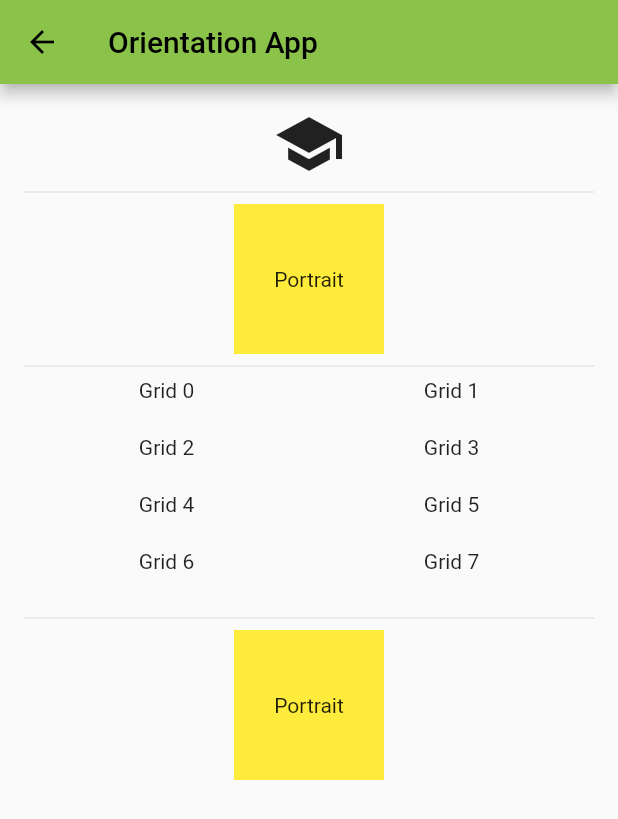
After one commit to aftabahmad197/Mobile-Application-Development, a Flutter app: the OrientationApp screen opened directly, on a phone screen of 412 x 824 dp. The commit adds this screen. Shown: the top 819 px of the screen. Run offline on Flutter 3.47's test engine with Material 2 defaults, Android fonts, the phone set to English and light mode, and no system bars.

Commit message:
adding images_icon.dart, orientation.dart

```diff
--- /dev/null
+++ b/lib/orientation.dart
@@ -0,0 +1,145 @@
+import 'package:flutter/material.dart';
+
+class OrientationApp extends StatefulWidget {
+  const OrientationApp({super.key});
+
+  @override
+  // ignore: library_private_types_in_public_api
+  _HomeState createState() => _HomeState();
+}
+
+class _HomeState extends State<OrientationApp> {
+  @override
+  Widget build(BuildContext context) {
+    return Scaffold(
+      appBar: AppBar(
+        title: const Text('Orientation App'),
+      ),
+      body: const SafeArea(
+          child: SingleChildScrollView(
+            child: Padding(
+              padding: EdgeInsets.all(16.0),
+              child: Column(
+                children: [
+                  OrientationLayoutIconsWidget(),
+                  Divider(),
+                  OrientationLayoutWidget(),
+                  Divider(),
+                  GridViewWidget(),
+                  Divider(),
+                  OrientationBuilderWidget(),
+                ],
+              ),
+            ),
+          )),
+    );
+  }
+}
+
+//Class #1
+class OrientationLayoutIconsWidget extends StatelessWidget {
+  const OrientationLayoutIconsWidget({super.key});
+
+  @override
+  Widget build(BuildContext context) {
+    Orientation orientation = MediaQuery.of(context).orientation;
+    return orientation == Orientation.portrait
+        ? const Row(
+      mainAxisAlignment: MainAxisAlignment.center,
+      children: <Widget>[
+        Icon(
+          Icons.school,
+          size: 48.0,
+        ),
+      ],
+    )
+        : const Row(
+      mainAxisAlignment: MainAxisAlignment.center,
+      children: <Widget>[
+        Icon(
+          Icons.school,
+          size: 48.0,
+        ),
+        Icon(
+          Icons.brush,
+          size: 48.0,
+        ),
+      ],
+    );
+  }
+}
+
+//Class # 2
+class OrientationLayoutWidget extends StatelessWidget {
+  const OrientationLayoutWidget({super.key});
+
+  @override
+  Widget build(BuildContext context) {
+    Orientation orientation = MediaQuery.of(context).orientation;
+    return orientation == Orientation.portrait
+        ? Container(
+      alignment: Alignment.center,
+      color: Colors.yellow,
+      height: 100.0,
+      width: 100.0,
+      child: const Text('Portrait'),
+    )
+        : Container(
+      alignment: Alignment.center,
+      color: Colors.lightGreen,
+      height: 100.0,
+      width: 200.0,
+      child: const Text('Landscape'),
+    );
+  }
+}
+
+//Class # 3
+class GridViewWidget extends StatelessWidget {
+  const GridViewWidget({super.key});
+
+  @override
+  Widget build(BuildContext context) {
+    Orientation orientation = MediaQuery.of(context).orientation;
+    return GridView.count(
+      shrinkWrap: true,
+      physics: const NeverScrollableScrollPhysics(),
+      crossAxisCount: orientation == Orientation.portrait ? 2 : 4,
+      childAspectRatio: 5.0,
+      children: List.generate(8, (int index) {
+        return Text(
+          "Grid $index",
+          textAlign: TextAlign.center,
+        );
+      }),
+    );
+  }
+}
+
+// Class # 4
+class OrientationBuilderWidget extends StatelessWidget {
+  const OrientationBuilderWidget({super.key});
+
+  @override
+  Widget build(BuildContext context) {
+    return OrientationBuilder(
+      builder: (BuildContext context, Orientation orientation) {
+        return orientation == Orientation.portrait
+            ? Container(
+          alignment: Alignment.center,
+          color: Colors.yellow,
+          height: 100.0,
+          width: 100.0,
+          child: const Text('Portrait'),
+        )
+            : Container(
+          alignment: Alignment.center,
+          color: Colors.lightGreen,
+          height: 100.0,
+          width: 200.0,
+          child: const Text('Landscape'),
+        );
+      },
+    );
+  }
+}
```
Also changed, not shown: lib/Home.dart (+19 -23 lines), lib/images_icon.dart (added, +122 -0 lines).
